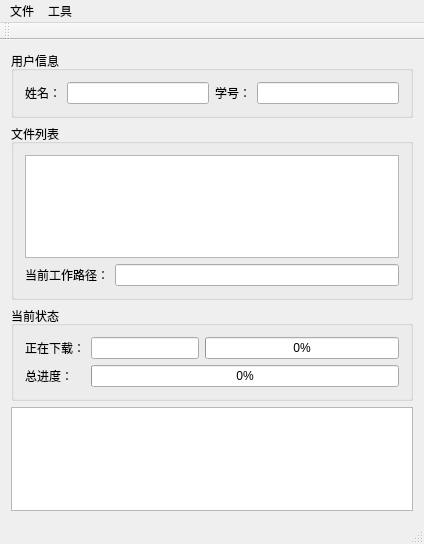
The window that mainwindow.ui (ChocoCLv/LIMS_FILE_CLIENT) describes before a commit, drawn with Qt 5.
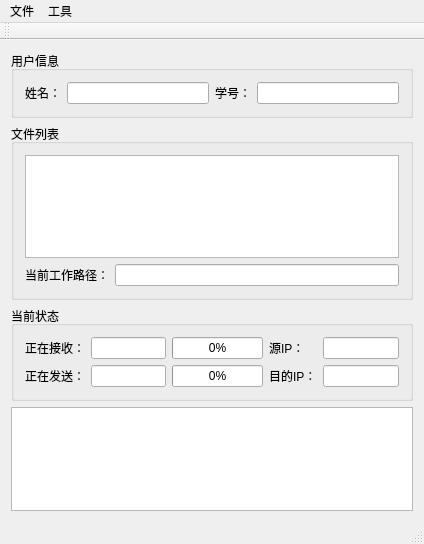
The same window after the commit.

Commit message: 显示当前的发送状态

The edit to the form file:
```diff
--- a/mainwindow.ui
+++ b/mainwindow.ui
@@ -96,38 +96,61 @@
        <item row="0" column="0">
         <widget class="QLabel" name="label_3">
          <property name="text">
-          <string>正在下载：</string>
+          <string>正在接收：</string>
          </property>
         </widget>
        </item>
-       <item row="0" column="1" colspan="2">
-        <widget class="QLineEdit" name="edtCurrentDownloadFileName">
+       <item row="0" column="1">
+        <widget class="QLineEdit" name="edtFileNameRecv">
          <property name="readOnly">
           <bool>true</bool>
          </property>
         </widget>
        </item>
+       <item row="0" column="2">
+        <widget class="QProgressBar" name="pbRecv">
+         <property name="value">
+          <number>0</number>
+         </property>
+        </widget>
+       </item>
        <item row="0" column="3">
-        <widget class="QProgressBar" name="progressBarCurrentFile">
-         <property name="value">
-          <number>0</number>
+        <widget class="QLabel" name="label_6">
+         <property name="text">
+          <string>源IP：</string>
          </property>
         </widget>
        </item>
+       <item row="0" column="4">
+        <widget class="QLineEdit" name="edtSrcIp"/>
+       </item>
        <item row="1" column="0">
         <widget class="QLabel" name="label_4">
          <property name="text">
-          <string>总进度：</string>
+          <string>正在发送：</string>
          </property>
         </widget>
        </item>
-       <item row="1" column="1" colspan="3">
-        <widget class="QProgressBar" name="progressBarTotal">
+       <item row="1" column="1">
+        <widget class="QLineEdit" name="edtFileNameSend"/>
+       </item>
+       <item row="1" column="2">
+        <widget class="QProgressBar" name="pbSend">
          <property name="value">
           <number>0</number>
          </property>
         </widget>
        </item>
+       <item row="1" column="3">
+        <widget class="QLabel" name="label_7">
+         <property name="text">
+          <string>目的IP：</string>
+         </property>
+        </widget>
+       </item>
+       <item row="1" column="4">
+        <widget class="QLineEdit" name="edtDstIp"/>
+       </item>
       </layout>
      </widget>
     </item>
```
The commit also changes 13 other files.
